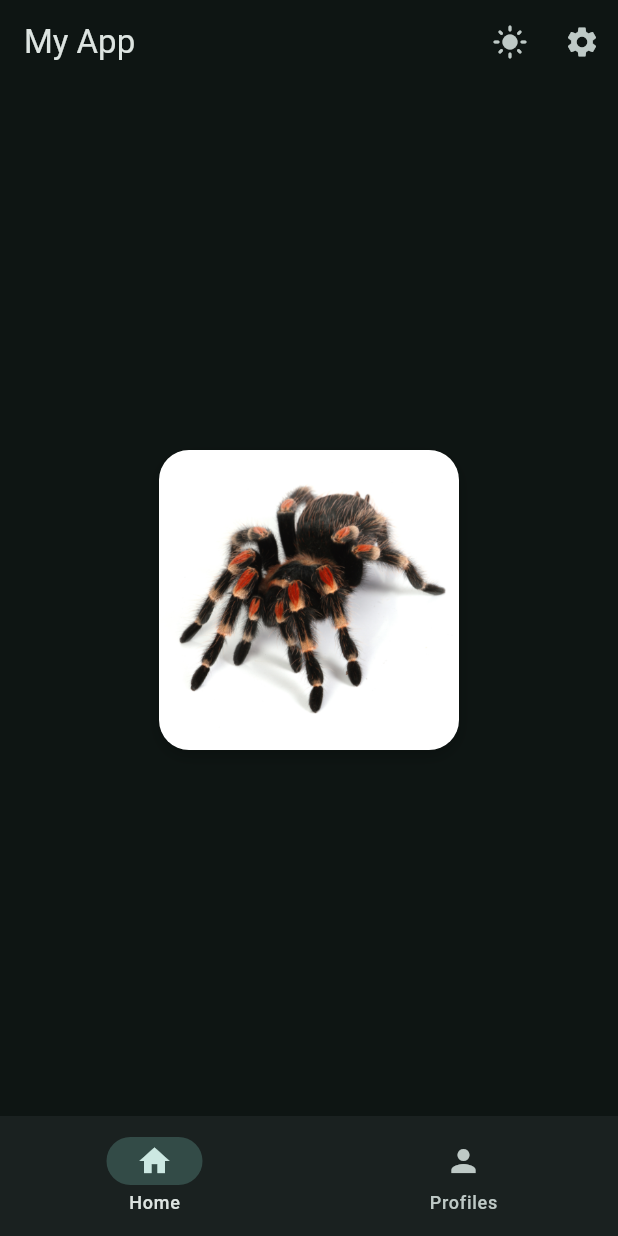
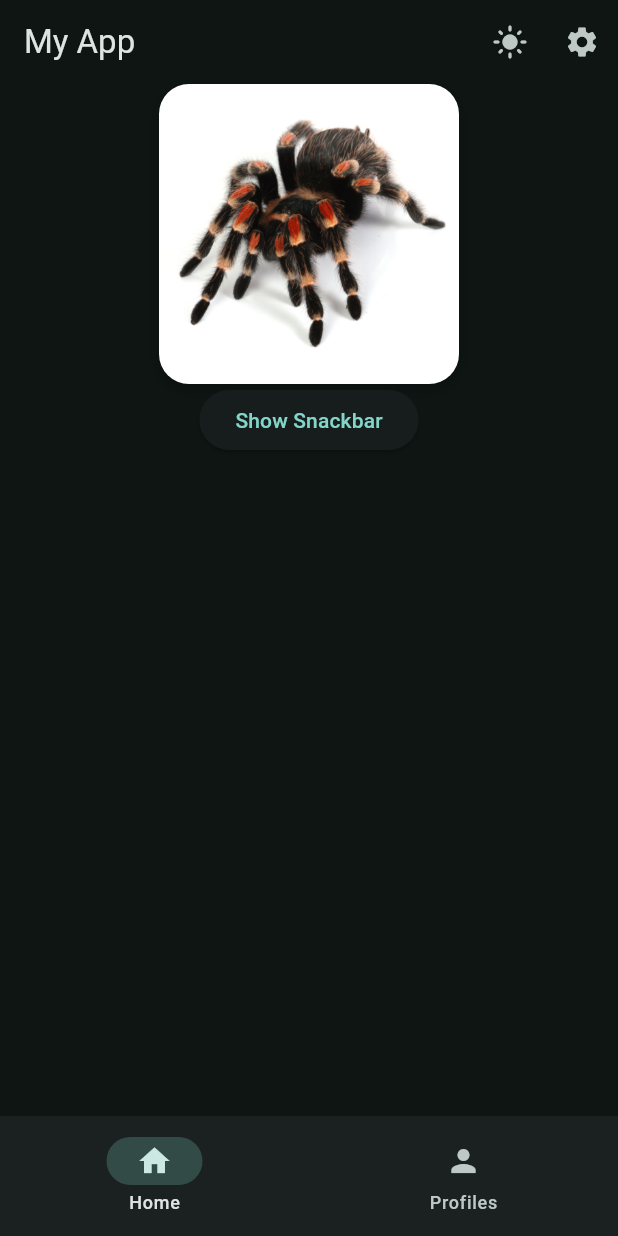
Before and after one commit to purnadi-winarno/flutter_kickstart, a Flutter app: the screen it shows after launch, on a phone screen of 412 x 824 dp. Run offline on Flutter 3.47's test engine with Material 3 defaults, Android fonts, the phone set to English and light mode, and no system bars.

Commit message:
snackbar widget

```diff
--- a/lib/views/pages/home_page.dart
+++ b/lib/views/pages/home_page.dart
@@ -6,12 +6,36 @@ class HomePage extends StatelessWidget {
 
   @override
   Widget build(BuildContext context) {
+    void onShowSnackBar() {
+      ScaffoldMessenger.of(context).showSnackBar(
+        const SnackBar(
+          duration: Duration(seconds: 1),
+          backgroundColor: Colors.green,
+          content: Row(
+            children: [
+              Icon(Icons.check_circle, color: Colors.white),
+              SizedBox(width: 8),
+              Text("Here's snackbar"),
+            ],
+          ),
+        ),
+      );
+    }
+
     return Center(
       child: GestureDetector(
         onTap: () {
           Navigator.pushNamed(context, '/detail');
         },
-        child: HeroWidget(),
+        child: Column(
+          children: [
+            HeroWidget(),
+            ElevatedButton(
+              onPressed: onShowSnackBar,
+              child: Text("Show Snackbar"),
+            ),
+          ],
+        ),
       ),
     );
   }
```
